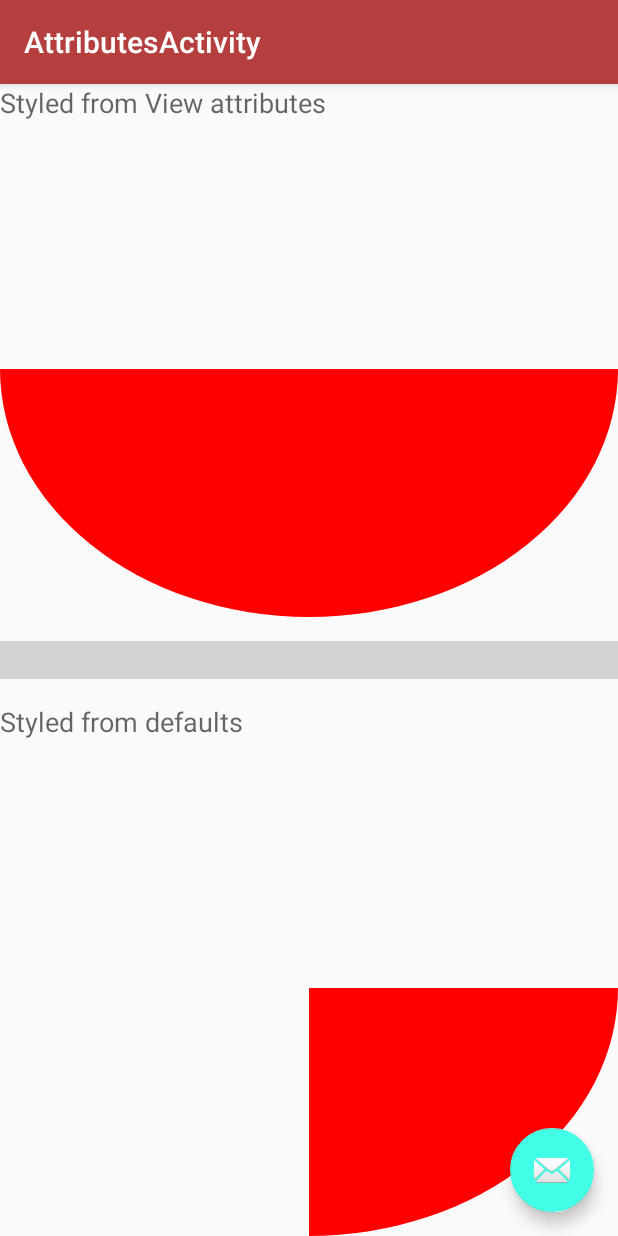
After one commit to MoshDev/ThemesAndStyles, an Android app: the AttributesActivity screen opened directly, with no data from a screen before it, on a phone screen of 412 x 824 dp. The commit adds this screen. Run offline under Robolectric (Android 15) with nearby library versions, the phone set to English and light mode, and no system bars.

Commit message:
adding attributes screen

```diff
--- a/app/src/main/AndroidManifest.xml
+++ b/app/src/main/AndroidManifest.xml
@@ -25,6 +25,11 @@
       android:name=".style_vs_theme.StyleVsTheme2Activity"
       android:theme="@style/AppTheme.StyleVsTheme">
     </activity>
+    <activity
+      android:name=".attributes.AttributesActivity"
+      android:label="@string/title_activity_attributes"
+      android:theme="@style/AppTheme.NoActionBar">
+    </activity>
   </application>
 
 </manifest>
--- a/app/src/main/java/com/github/moshdev/themessample/IntroActivity.java
+++ b/app/src/main/java/com/github/moshdev/themessample/IntroActivity.java
@@ -6,6 +6,7 @@ import android.support.v7.app.AppCompatActivity;
 import android.support.v7.widget.Toolbar;
 import android.view.View;
 
+import com.github.moshdev.themessample.attributes.AttributesActivity;
 import com.github.moshdev.themessample.style_vs_theme.StyleVsTheme1Activity;
 import com.github.moshdev.themessample.style_vs_theme.StyleVsTheme2Activity;
 
@@ -27,4 +28,8 @@ public class IntroActivity extends AppCompatActivity {
   public void styleVsTheme2(View view) {
     startActivity(new Intent(this, StyleVsTheme2Activity.class));
   }
+
+  public void attributesActivity(View view) {
+    startActivity(new Intent(this, AttributesActivity.class));
+  }
 }
--- /dev/null
+++ b/app/src/main/java/com/github/moshdev/themessample/attributes/AttributesActivity.java
@@ -0,0 +1,32 @@
+package com.github.moshdev.themessample.attributes;
+
+import android.os.Bundle;
+import android.support.design.widget.FloatingActionButton;
+import android.support.design.widget.Snackbar;
+import android.support.v7.app.AppCompatActivity;
+import android.support.v7.widget.Toolbar;
+import android.view.View;
+
+import com.github.moshdev.themessample.R;
+
+public class AttributesActivity extends AppCompatActivity {
+
+  @Override
+  protected void onCreate(Bundle savedInstanceState) {
+    super.onCreate(savedInstanceState);
+    setContentView(R.layout.activity_attributes);
+    Toolbar toolbar = (Toolbar) findViewById(R.id.toolbar);
+    setSupportActionBar(toolbar);
+
+    FloatingActionButton fab = (FloatingActionButton) findViewById(R.id.fab);
+    fab.setOnClickListener(new View.OnClickListener() {
+      @Override
+      public void onClick(View view) {
+        Snackbar.make(view, "Replace with your own action", Snackbar.LENGTH_LONG)
+            .setAction("Action", null)
+            .show();
+      }
+    });
+  }
+
+}
--- /dev/null
+++ b/app/src/main/java/com/github/moshdev/themessample/attributes/CheeseView.java
@@ -0,0 +1,43 @@
+package com.github.moshdev.themessample.attributes;
+
+
+import android.content.Context;
+import android.content.res.TypedArray;
+import android.graphics.Canvas;
+import android.graphics.Color;
+import android.graphics.Paint;
+import android.support.annotation.Nullable;
+import android.util.AttributeSet;
+import android.view.View;
+
+import com.github.moshdev.themessample.R;
+
+public class CheeseView extends View {
+
+  private float sweepAngle;
+
+  private final Paint paint = new Paint(Paint.ANTI_ALIAS_FLAG);
+
+  public CheeseView(Context context) {
+    this(context, null);
+  }
+
+  public CheeseView(Context context, @Nullable AttributeSet attrs) {
+    super(context, attrs);
+
+    TypedArray typedArray = context.obtainStyledAttributes(attrs,
+        new int[]{R.attr.cheese_portion});
+    sweepAngle = typedArray.getFloat(0, 90f);
+    typedArray.recycle();
+
+    paint.setStyle(Paint.Style.FILL);
+    paint.setColor(Color.RED);
+
+  }
+
+  @Override
+  protected void onDraw(Canvas canvas) {
+    super.onDraw(canvas);
+    canvas.drawArc(0, 0, getWidth(), getHeight(), 0, sweepAngle, true, paint);
+  }
+}
--- /dev/null
+++ b/app/src/main/res/layout/activity_attributes.xml
@@ -0,0 +1,34 @@
+<?xml version="1.0" encoding="utf-8"?>
+<android.support.design.widget.CoordinatorLayout
+  xmlns:android="http://schemas.android.com/apk/res/android"
+  xmlns:app="http://schemas.android.com/apk/res-auto"
+  xmlns:tools="http://schemas.android.com/tools"
+  android:layout_width="match_parent"
+  android:layout_height="match_parent"
+  tools:context="com.github.moshdev.themessample.attributes.AttributesActivity">
+
+  <android.support.design.widget.AppBarLayout
+    android:layout_width="match_parent"
+    android:layout_height="wrap_content"
+    android:theme="@style/AppTheme.AppBarOverlay">
+
+    <android.support.v7.widget.Toolbar
+      android:id="@+id/toolbar"
+      android:layout_width="match_parent"
+      android:layout_height="?attr/actionBarSize"
+      android:background="?attr/colorPrimary"
+      app:popupTheme="@style/AppTheme.PopupOverlay"/>
+
+  </android.support.design.widget.AppBarLayout>
+
+  <include layout="@layout/content_attributes"/>
+
+  <android.support.design.widget.FloatingActionButton
+    android:id="@+id/fab"
+    android:layout_width="wrap_content"
+    android:layout_height="wrap_content"
+    android:layout_gravity="bottom|end"
+    android:layout_margin="@dimen/fab_margin"
+    app:srcCompat="@android:drawable/ic_dialog_email"/>
+
+</android.support.design.widget.CoordinatorLayout>
--- /dev/null
+++ b/app/src/main/res/layout/content_attributes.xml
@@ -0,0 +1,47 @@
+<?xml version="1.0" encoding="utf-8"?>
+<LinearLayout
+  android:id="@+id/content_attributes"
+  xmlns:android="http://schemas.android.com/apk/res/android"
+  xmlns:app="http://schemas.android.com/apk/res-auto"
+  xmlns:tools="http://schemas.android.com/tools"
+  android:layout_width="match_parent"
+  android:layout_height="match_parent"
+  android:orientation="vertical"
+  app:layout_behavior="@string/appbar_scrolling_view_behavior"
+  tools:context="com.github.moshdev.themessample.attributes.AttributesActivity"
+  tools:showIn="@layout/activity_attributes">
+
+
+  <TextView
+    android:layout_width="match_parent"
+    android:layout_height="wrap_content"
+    android:text="Styled from View attributes"
+    android:textAppearance="@style/TextAppearance.AppCompat.Medium"/>
+
+  <com.github.moshdev.themessample.attributes.CheeseView
+    android:layout_width="match_parent"
+    android:layout_height="0dp"
+    android:layout_weight="1"
+    app:cheese_portion="180"/>
+
+  <View
+    android:layout_width="match_parent"
+    android:layout_height="25dp"
+    android:layout_marginBottom="16dp"
+    android:layout_marginTop="16dp"
+    android:background="#3333"/>
+
+  <TextView
+    android:layout_width="match_parent"
+    android:layout_height="wrap_content"
+    android:text="Styled from defaults"
+    android:textAppearance="@style/TextAppearance.AppCompat.Medium"/>
+
+  <com.github.moshdev.themessample.attributes.CheeseView
+    android:layout_width="match_parent"
+    android:layout_height="0dp"
+    android:layout_weight="1"/>
+
+
+
+</LinearLayout>
--- a/app/src/main/res/layout/content_intro.xml
+++ b/app/src/main/res/layout/content_intro.xml
@@ -25,5 +25,11 @@
     android:onClick="styleVsTheme2"
     android:text="Style vs Theme 2"/>
 
+  <Button
+    android:layout_width="match_parent"
+    android:layout_height="wrap_content"
+    android:onClick="attributesActivity"
+    android:text="Attributes Activity2"/>
+
 
 </LinearLayout>
--- /dev/null
+++ b/app/src/main/res/values/attrs.xml
@@ -0,0 +1,6 @@
+<?xml version="1.0" encoding="utf-8"?>
+<resources>
+
+  <attr name="cheese_portion" format="string|reference"/>
+
+</resources>
--- a/app/src/main/res/values/strings.xml
+++ b/app/src/main/res/values/strings.xml
@@ -2,4 +2,5 @@
   <string name="app_name">Themes Sample</string>
   <string name="action_settings">Settings</string>
   <string name="lorem">Lorem ipsum dolor sit amet, consectetur adipiscing elit, sed do eiusmod tempor incididunt ut labore et dolore magna aliqua</string>
+  <string name="title_activity_attributes">AttributesActivity</string>
 </resources>
```
